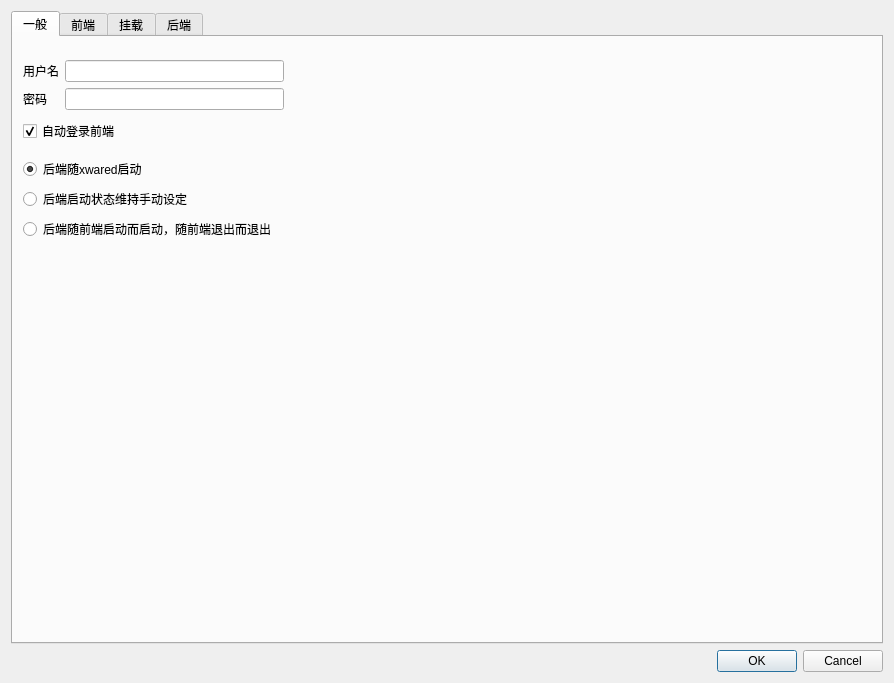
Before: the Qt Designer form src/frontend/ui/settings.ui in Xinkai/XwareDesktop, drawn with Qt 5.
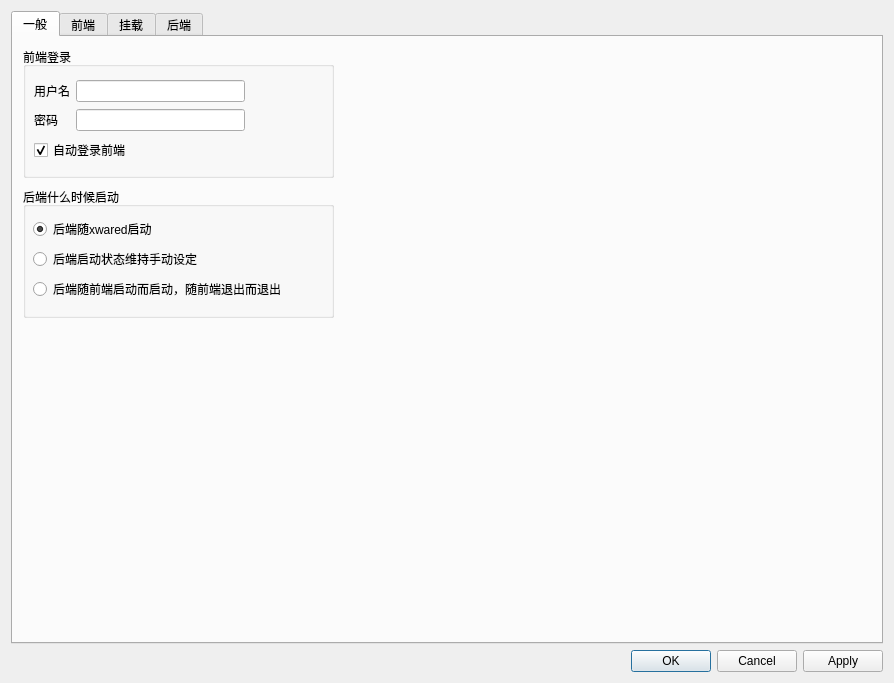
After: the same form once the commit is applied. Icons and pictures are not drawn.

Commit message: frontend: implement startETMwhen options(UI part)

Patch:
```diff
--- a/src/frontend/ui/settings.ui
+++ b/src/frontend/ui/settings.ui
@@ -33,11 +33,26 @@
       <attribute name="title">
        <string>一般</string>
       </attribute>
+      <widget class="QGroupBox" name="group_etmStartWhen">
+       <property name="geometry">
+        <rect>
+         <x>10</x>
+         <y>150</y>
+         <width>311</width>
+         <height>131</height>
+        </rect>
+       </property>
+       <property name="title">
+        <string>后端什么时候启动</string>
+       </property>
+       <property name="flat">
+        <bool>true</bool>
+       </property>
       <widget class="QWidget" name="layoutWidget_2">
        <property name="geometry">
         <rect>
          <x>10</x>
-         <y>120</y>
+          <y>30</y>
          <width>256</width>
          <height>86</height>
         </rect>
@@ -78,17 +93,31 @@
         </item>
        </layout>
       </widget>
-      <widget class="QWidget" name="layoutWidget">
+      </widget>
+      <widget class="QGroupBox" name="groupBox_2">
        <property name="geometry">
         <rect>
          <x>10</x>
-         <y>20</y>
-         <width>261</width>
-         <height>89</height>
+         <y>10</y>
+         <width>311</width>
+         <height>131</height>
         </rect>
        </property>
-       <layout class="QVBoxLayout" name="verticalLayout_5">
-        <item>
+       <property name="title">
+        <string>前端登录</string>
+       </property>
+       <property name="flat">
+        <bool>true</bool>
+       </property>
+       <widget class="QWidget" name="">
+        <property name="geometry">
+         <rect>
+          <x>11</x>
+          <y>32</y>
+          <width>211</width>
+          <height>87</height>
+         </rect>
+        </property>
          <layout class="QGridLayout" name="gridLayout">
           <item row="0" column="0">
            <widget class="QLabel" name="label_loginUsername">
@@ -123,9 +152,7 @@
             </property>
            </widget>
           </item>
-         </layout>
-        </item>
-        <item>
+         <item row="2" column="0" colspan="2">
          <widget class="QCheckBox" name="checkBox_autoLogin">
           <property name="enabled">
            <bool>true</bool>
@@ -141,6 +168,7 @@
        </layout>
       </widget>
      </widget>
+     </widget>
      <widget class="QWidget" name="tab_frontend">
       <attribute name="title">
        <string>前端</string>
@@ -362,7 +390,10 @@
       <enum>Qt::Horizontal</enum>
      </property>
      <property name="standardButtons">
-      <set>QDialogButtonBox::Cancel|QDialogButtonBox::Ok</set>
+      <set>QDialogButtonBox::Apply|QDialogButtonBox::Cancel|QDialogButtonBox::Ok</set>
+     </property>
+     <property name="centerButtons">
+      <bool>false</bool>
      </property>
     </widget>
    </item>
```
Left out of the diff: 3 changed lines with no effect on the pictures. Lines whose indentation alone changed are shown as unchanged. The commit also changes 1 other file.
